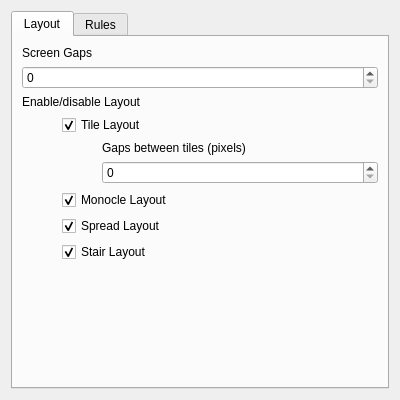
Before: the Qt Designer form res/config.ui in Bismuth-Forge/bismuth, drawn with Qt 5.
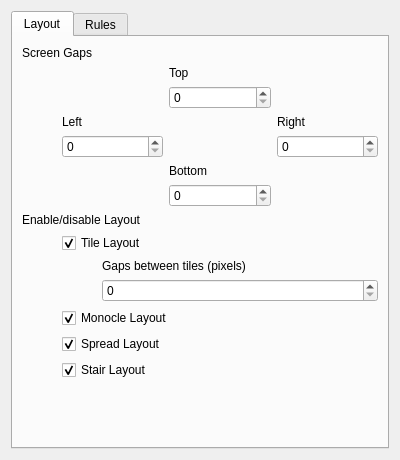
After: the same form once the commit is applied.

Commit message:
configure screen gap per side
implements user suggestion #4

What changed in the file:
```diff
--- a/res/config.ui
+++ b/res/config.ui
@@ -7,7 +7,7 @@
     <x>0</x>
     <y>0</y>
     <width>400</width>
-    <height>400</height>
+    <height>460</height>
    </rect>
   </property>
   <property name="windowTitle">
@@ -32,11 +32,67 @@
         </widget>
        </item>
        <item>
-        <widget class="QSpinBox" name="kcfg_screenGap">
-         <property name="maximum">
-          <number>9999</number>
+        <layout class="QGridLayout" name="screenGapLayout">
+         <property name="leftMargin">
+          <number>40</number>
          </property>
-        </widget>
+         <item row="3" column="0">
+          <widget class="QLabel" name="screenGapLeft">
+           <property name="text">
+            <string>Left</string>
+           </property>
+          </widget>
+         </item>
+         <item row="4" column="0">
+          <widget class="QSpinBox" name="kcfg_screenGapLeft">
+           <property name="maximum">
+            <number>500</number>
+           </property>
+          </widget>
+         </item>
+         <item row="3" column="3">
+          <widget class="QLabel" name="screenGapRight">
+           <property name="text">
+            <string>Right</string>
+           </property>
+          </widget>
+         </item>
+         <item row="4" column="3">
+          <widget class="QSpinBox" name="kcfg_screenGapRight">
+           <property name="maximum">
+            <number>500</number>
+           </property>
+          </widget>
+         </item>
+         <item row="1" column="2">
+          <widget class="QLabel" name="screenGapTop">
+           <property name="text">
+            <string>Top</string>
+           </property>
+          </widget>
+         </item>
+         <item row="2" column="2">
+          <widget class="QSpinBox" name="kcfg_screenGapTop">
+           <property name="maximum">
+            <number>500</number>
+           </property>
+          </widget>
+         </item>
+         <item row="5" column="2">
+          <widget class="QLabel" name="screenGapBottom">
+           <property name="text">
+            <string>Bottom</string>
+           </property>
+          </widget>
+         </item>
+         <item row="6" column="2">
+          <widget class="QSpinBox" name="kcfg_screenGapBottom">
+           <property name="maximum">
+            <number>500</number>
+           </property>
+          </widget>
+         </item>
+        </layout>
        </item>
        <item>
         <widget class="QLabel" name="label">
```
The commit also changes 4 other files.
